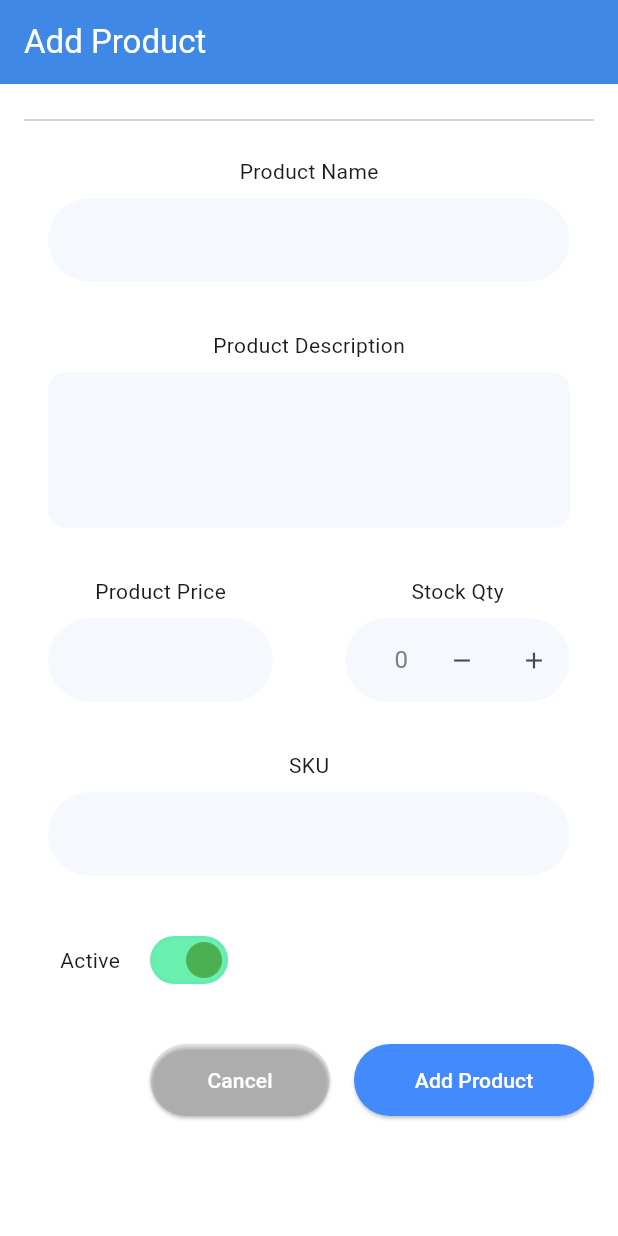
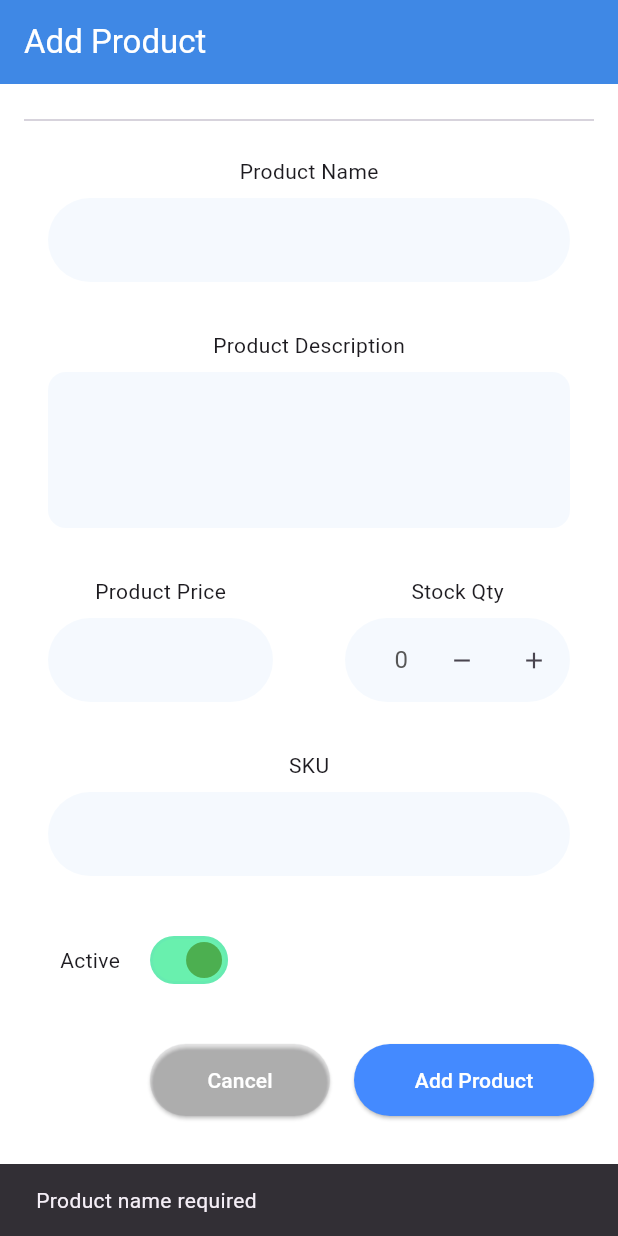
Before and after one commit to rajdeepf1/Microsensors-Flutter, a Flutter app: the AddProduct screen opened by its route, scrolled down 245 dp, after a tap on "Add Product", on a phone screen of 412 x 824 dp. Run offline on Flutter 3.47's test engine with Material 3 defaults, Android fonts, the phone set to English and light mode, and no system bars; our stand-ins replace dio, dotted_border, file_picker, firebase_core, firebase_messaging, flutter_hooks and 9 more; accounts and stored records are empty.

Commit message:
Add product api done

```diff
--- a/lib/features/add_product/presentation/add_product.dart
+++ b/lib/features/add_product/presentation/add_product.dart
@@ -1,19 +1,151 @@
+import 'dart:io';
+
+import 'package:file_picker/file_picker.dart';
 import 'package:flutter/material.dart';
 import 'package:flutter_hooks/flutter_hooks.dart';
+import 'package:go_router/go_router.dart';
 import 'package:microsensors/features/components/main_layout/main_layout.dart';
 import 'package:microsensors/utils/colors.dart';
 import 'package:microsensors/utils/constants.dart';
 import 'package:flutter/material.dart';
 import 'package:dotted_border/dotted_border.dart';
 
+import '../../../core/api_state.dart';
+import '../../../models/product/product_request.dart';
+import '../../../models/product/product_response.dart';
 import '../../components/quantity_edit_text/QuantityField.dart';
+import '../repository/product_repository.dart';
 
 class AddProduct extends HookWidget {
   const AddProduct({super.key});
 
   @override
   Widget build(BuildContext context) {
+    // controllers
+    final nameCtrl = useTextEditingController();
+    final descCtrl = useTextEditingController();
+    final priceCtrl = useTextEditingController();
+    final skuCtrl = useTextEditingController();
+    final qty = useState<int>(0);
+    final status = useState<bool>(true); // true -> ACTIVE
+    final pickedImage = useState<File?>(null);
+    final loading = useState<bool>(false);
+    final repo = useMemoized(() => ProductRepository());
     final isSwitched = useState(true);
+
+    Future<void> browseImage() async {
+      final res = await FilePicker.platform.pickFiles(
+        type: FileType.image,
+        allowMultiple: false,
+      );
+      if (res == null || res.files.isEmpty) return;
+      final path = res.files.first.path;
+      if (path == null) return;
+      pickedImage.value = File(path);
+    }
+
+    Future<void> onAddProduct() async {
+      final name = nameCtrl.text.trim();
+      if (name.isEmpty) {
+        ScaffoldMessenger.of(
+          context,
+        ).showSnackBar(const SnackBar(content: Text('Product name required')));
+        return;
+      }
+
+      double? price;
+      if (priceCtrl.text.trim().isNotEmpty) {
+        price = double.tryParse(priceCtrl.text.trim());
+        if (price == null) {
+          ScaffoldMessenger.of(
+            context,
+          ).showSnackBar(const SnackBar(content: Text('Invalid price')));
+          return;
+        }
+      }
+
+      final qytData = qty.value;
+      if (qytData == 0) {
+        ScaffoldMessenger.of(context).showSnackBar(
+          const SnackBar(content: Text('Product quantity could not be zero')),
+        );
+        return;
+      }
+
+      final sku = skuCtrl.text.trim();
+      if (sku.isEmpty) {
+        ScaffoldMessenger.of(
+          context,
+        ).showSnackBar(const SnackBar(content: Text('Product SKU required')));
+        return;
+      }
+
+      loading.value = true;
+      try {
+        final req = ProductRequest(
+          productName: name,
+          description:
+              descCtrl.text.trim().isEmpty ? null : descCtrl.text.trim(),
+          price: price,
+          stockQuantity: qytData,
+          sku: sku,
+          status: status.value ? 'ACTIVE' : 'INACTIVE',
+          createdByUserId: /* supply current user id if required */ 1,
+        );
+
+        // 1) Create product
+        final createRes = await repo.createProduct(req);
+
+        if (createRes is ApiData<ProductResponse>) {
+          final productData = createRes.data.data;
+          // read product id returned by backend (adjust key name)
+          final productId =
+              (productData?['productId'] ?? productData?['id']) as int?;
+          if (productId == null) {
+            // backend didn't return id — still fine, inform user
+            ScaffoldMessenger.of(context).showSnackBar(
+              const SnackBar(content: Text('Product created (no id returned)')),
+            );
+          } else {
+            // 2) Upload image if selected
+            if (pickedImage.value != null) {
+              final upload = await repo.uploadProductImage(
+                productId,
+                pickedImage.value!,
+              );
+              if (upload is ApiData<ProductResponse>) {
+                ScaffoldMessenger.of(context).showSnackBar(
+                  const SnackBar(content: Text('Product created')),
+                );
+              } else if (upload is ApiError<ProductResponse>) {
+                // show server-provided message
+                ScaffoldMessenger.of(context).showSnackBar(
+                  SnackBar(
+                    content: Text(upload.message ?? 'Image upload failed'),
+                  ),
+                );
+              }
+            } else {
+              ScaffoldMessenger.of(context).showSnackBar(
+                const SnackBar(content: Text('Product created successfully')),
+              );
+            }
+          }
+          context.pop();
+        } else if (createRes is ApiError<ProductResponse>) {
+          // backend error message (e.g. SKU exists)
+          final msg =
+              createRes.message ??
+              createRes.error?.toString() ??
+              'Failed to create product';
+          ScaffoldMessenger.of(
+            context,
+          ).showSnackBar(SnackBar(content: Text(msg)));
+        }
+      } finally {
+        loading.value = false;
+      }
+    }
 
     return MainLayout(
       title: "Add Product",
@@ -23,9 +155,12 @@ class AddProduct extends HookWidget {
           children: [
             SizedBox(height: 20),
             UploadBox(
-              onBrowseTap: () {
-                print("Browse tapped");
-                // open file picker here
+              imageFile: pickedImage.value,
+              onBrowseTap: () async {
+                final res = await FilePicker.platform.pickFiles(type: FileType.image);
+                if (res != null && res.files.isNotEmpty && res.files.first.path != null) {
+                  pickedImage.value = File(res.files.first.path!);
+                }
               },
             ),
             SizedBox(height: 20),
@@ -36,7 +171,7 @@ class AddProduct extends HookWidget {
                   ProductEditField(
                     text: "Product Name",
                     child: TextFormField(
-                      initialValue: "",
+                      controller: nameCtrl,
                       style: TextStyle(color: AppColors.sub_heading_text_color),
                       decoration: InputDecoration(
                         filled: true,
@@ -55,7 +190,7 @@ class AddProduct extends HookWidget {
                   ProductEditField(
                     text: "Product Description",
                     child: TextFormField(
-                      initialValue: "",
+                      controller: descCtrl,
                       style: TextStyle(color: AppColors.sub_heading_text_color),
                       keyboardType: TextInputType.multiline,
                       // tells keyboard it's multiline
@@ -90,10 +225,14 @@ class AddProduct extends HookWidget {
                         child: ProductEditField(
                           text: "Product Price",
                           child: TextFormField(
+                            controller: priceCtrl,
+                            keyboardType: TextInputType.number,
                             style: TextStyle(
                               color: AppColors.sub_heading_text_color,
                             ),
                             decoration: InputDecoration(
+                              prefixText: "₹ ",
+                              prefixStyle: TextStyle(color: AppColors.sub_heading_text_color),
                               filled: true,
                               fillColor: AppColors.app_blue_color.withOpacity(
                                 0.05,
@@ -114,14 +253,14 @@ class AddProduct extends HookWidget {
                       ),
                       const SizedBox(width: 16), // spacing between fields
                       Expanded(
-                        child:QuantityField(
+                        child: QuantityField(
                           label: "Stock Qty",
                           initialValue: 0,
                           onChanged: (val) {
                             print("Quantity updated: $val");
+                            qty.value = val;
                           },
                         ),
-
                       ),
                     ],
                   ),
@@ -129,6 +268,7 @@ class AddProduct extends HookWidget {
                   ProductEditField(
                     text: "SKU",
                     child: TextFormField(
+                      controller: skuCtrl,
                       style: TextStyle(color: AppColors.sub_heading_text_color),
                       decoration: InputDecoration(
                         filled: true,
@@ -146,7 +286,10 @@ class AddProduct extends HookWidget {
                   ),
 
                   Padding(
-                    padding: const EdgeInsets.symmetric(vertical: 16,horizontal: 16.0 * 1.5),
+                    padding: const EdgeInsets.symmetric(
+                      vertical: 16,
+                      horizontal: 16.0 * 1.5,
+                    ),
                     child: Row(
                       spacing: 16,
                       children: [
@@ -180,7 +323,9 @@ class AddProduct extends HookWidget {
                 SizedBox(
                   width: 120,
                   child: ElevatedButton(
-                    onPressed: () {},
+                    onPressed: () {
+                      context.pop();
+                    },
                     style: ElevatedButton.styleFrom(
                       backgroundColor: Theme.of(
                         context,
@@ -202,13 +347,16 @@ class AddProduct extends HookWidget {
                       minimumSize: const Size(double.infinity, 48),
                       shape: const StadiumBorder(),
                     ),
-                    onPressed: () {},
-                    child: const Text("Add Product"),
+                    onPressed: loading.value ? null : onAddProduct,
+                    child:
+                        loading.value
+                            ? const CircularProgressIndicator()
+                            : const Text("Add Product"),
                   ),
                 ),
               ],
             ),
-            SizedBox(height: 80,)
+            SizedBox(height: 80),
           ],
         ),
       ),
@@ -218,8 +366,9 @@ class AddProduct extends HookWidget {
 
 class UploadBox extends StatelessWidget {
   final VoidCallback? onBrowseTap;
+  final File? imageFile;
 
-  const UploadBox({super.key, this.onBrowseTap});
+  const UploadBox({super.key, this.imageFile, this.onBrowseTap});
 
   @override
   Widget build(BuildContext context) {
@@ -237,7 +386,16 @@ class UploadBox extends StatelessWidget {
           mainAxisSize: MainAxisSize.min,
           children: [
             // Upload icon
-            Icon(Icons.image_outlined, size: 60, color: Colors.blueAccent),
+            if (imageFile != null)
+              Image.file(
+                imageFile!,
+                width: 100,
+                height: 100,
+                fit: BoxFit.cover,
+              )
+            else
+              const Icon(Icons.image_outlined,
+                  size: 60, color: Colors.blueAccent),
 
             const SizedBox(height: 12),
 
--- a/lib/features/components/quantity_edit_text/QuantityField.dart
+++ b/lib/features/components/quantity_edit_text/QuantityField.dart
@@ -34,7 +34,7 @@ class QuantityField extends HookWidget {
         controller: controller,
         readOnly: true, // user can only change via buttons
         textAlign: TextAlign.center,
-        style: TextStyle(color: AppColors.sub_heading_text_color),
+        style: TextStyle(color: AppColors.heading_text_color),
         decoration: InputDecoration(
           filled: true,
           fillColor: AppColors.app_blue_color.withOpacity(0.05),
--- /dev/null
+++ b/lib/models/product/product_request.dart
@@ -0,0 +1,29 @@
+class ProductRequest {
+  final String productName;
+  final String? description;
+  final double? price;
+  final int? stockQuantity;
+  final String? sku;
+  final String? status; // "ACTIVE" / "INACTIVE"
+  final int? createdByUserId; // backend expects createdBy user id
+
+  ProductRequest({
+    required this.productName,
+    this.description,
+    this.price,
+    this.stockQuantity,
+    this.sku,
+    this.status,
+    this.createdByUserId,
+  });
+
+  Map<String, dynamic> toJson() => {
+    'productName': productName,
+    'description': description,
+    'price': price,
+    'stockQuantity': stockQuantity,
+    'sku': sku,
+    'status': status,
+    'createdByUserId': createdByUserId,
+  };
+}
--- /dev/null
+++ b/lib/models/product/product_response.dart
@@ -0,0 +1,22 @@
+class ProductResponse {
+  final bool success;
+  final int statusCode;
+  final Map<String, dynamic>? data; // adapt to your ProductResponseDto fields
+  final String? error;
+
+  ProductResponse({
+    required this.success,
+    required this.statusCode,
+    this.data,
+    this.error,
+  });
+
+  factory ProductResponse.fromJson(Map<String, dynamic> json) {
+    return ProductResponse(
+      success: json['success'] == true,
+      statusCode: json['statusCode'] is int ? json['statusCode'] : int.tryParse('${json['statusCode']}') ?? 0,
+      data: json['data'] is Map ? Map<String, dynamic>.from(json['data']) : null,
+      error: json['error']?.toString(),
+    );
+  }
+}
```
Also changed, not shown: lib/features/add_product/repository/product_repository.dart (added, +87 -0 lines).
